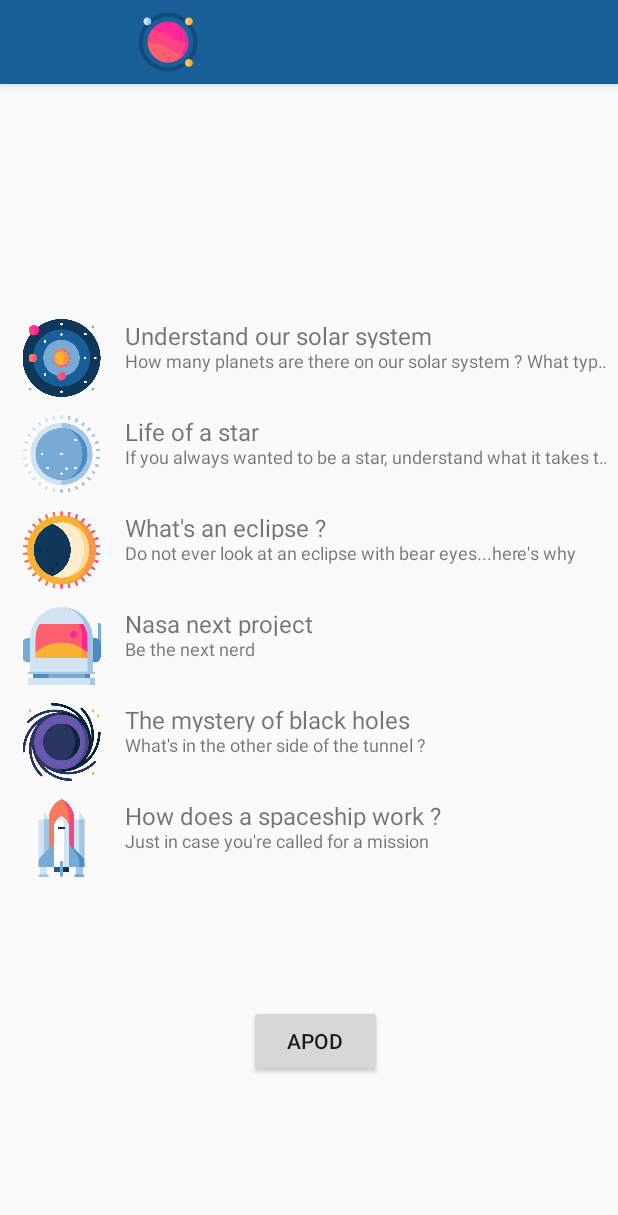
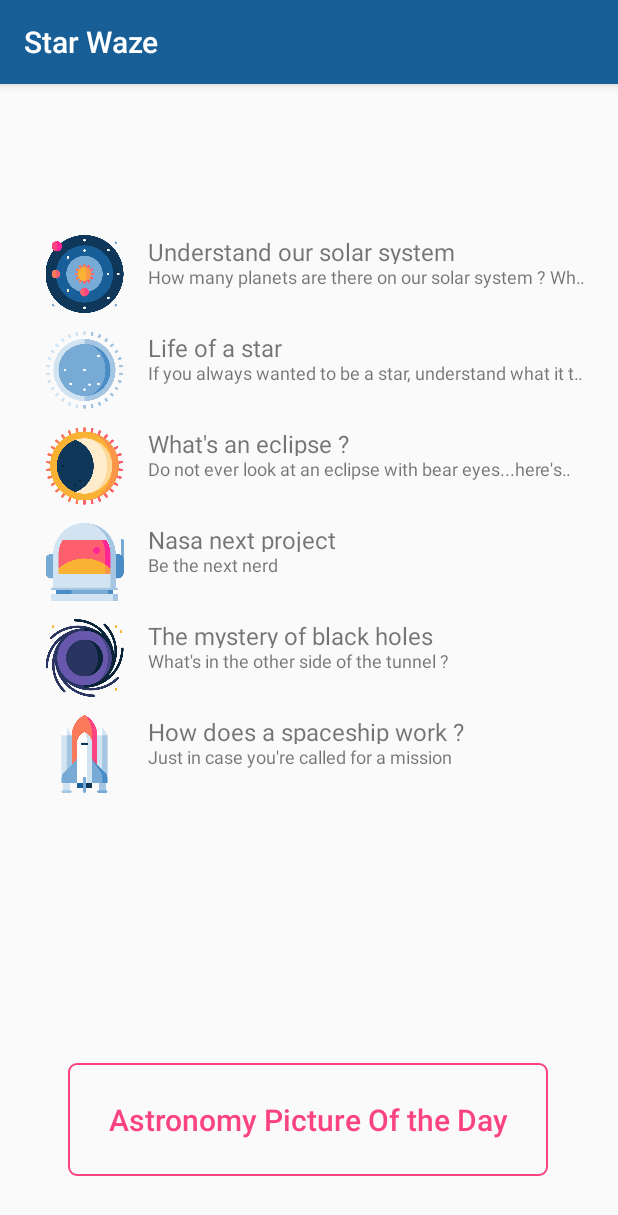
Before and after one commit to ouahiza/StarWaze, an Android app: the screen it shows after launch (MainActivity), on a phone screen of 412 x 824 dp. Shown: the top 1215 px of the screen. Run offline under Robolectric (Android 15) with nearby library versions, the light colour scheme and no system bars.

```diff
--- a/app/src/main/AndroidManifest.xml
+++ b/app/src/main/AndroidManifest.xml
@@ -5,6 +5,7 @@
     <uses-permission android:name="android.permission.INTERNET"/>
 
     <application
+        android:usesCleartextTraffic="true"
         android:allowBackup="true"
         android:icon="@mipmap/ic_launcher"
         android:label="@string/app_name"
@@ -24,7 +25,7 @@
         <activity
             android:name=".util.MainActivity"
             android:label="@string/app_name"
-            android:theme="@style/AppTheme.NoActionBar">
+            android:theme="@style/AppTheme">
             <intent-filter>
                 <action android:name="android.intent.action.MAIN" />
                 <category android:name="android.intent.category.LAUNCHER" />
--- /dev/null
+++ b/app/src/main/res/drawable/custom_button.xml
@@ -0,0 +1,6 @@
+<?xml version="1.0" encoding="utf-8"?>
+<shape xmlns:android="http://schemas.android.com/apk/res/android" android:shape="rectangle">
+
+    <stroke android:color="@color/colorPink" android:width="1dp"/>
+    <corners android:radius="5dp"/>
+</shape>
--- a/app/src/main/res/layout/activity_main.xml
+++ b/app/src/main/res/layout/activity_main.xml
@@ -1,5 +1,5 @@
 <?xml version="1.0" encoding="utf-8"?>
-<RelativeLayout xmlns:android="http://schemas.android.com/apk/res/android"
+<androidx.constraintlayout.widget.ConstraintLayout xmlns:android="http://schemas.android.com/apk/res/android"
     xmlns:app="http://schemas.android.com/apk/res-auto"
     xmlns:tools="http://schemas.android.com/tools"
     android:layout_width="match_parent"
@@ -7,17 +7,11 @@
     tools:context=".util.MainActivity">
 
     <com.google.android.material.appbar.AppBarLayout
+        android:id="@+id/appBarLayout"
         android:layout_width="match_parent"
         android:layout_height="wrap_content"
-        android:theme="@style/AppTheme.PopupOverlay">
-
-        <androidx.appcompat.widget.Toolbar
-            android:id="@+id/toolbar"
-            android:layout_width="match_parent"
-            android:layout_height="?attr/actionBarSize"
-            android:background="?attr/colorPrimary"
-            app:logo="@drawable/icon"
-            app:popupTheme="@style/AppTheme.PopupOverlay" />
+        android:theme="@style/AppTheme.PopupOverlay"
+        app:layout_constraintTop_toTopOf="parent">
 
     </com.google.android.material.appbar.AppBarLayout>
 
@@ -29,35 +23,50 @@
         android:layout_margin="@dimen/fab_margin"
         app:srcCompat="@drawable/flag_planet_icon" />-->
 
-    <include layout="@layout/content_main" />
 
     <androidx.recyclerview.widget.RecyclerView
         android:id="@+id/my_recycler_view"
         android:layout_width="match_parent"
-        android:layout_height="617dp"
-        android:layout_below="@+id/toolbar"
-        android:layout_alignParentBottom="true"
+        android:layout_marginStart="15dp"
+        android:layout_marginEnd="15dp"
+        android:layout_height="463dp"
+        android:layout_above="@+id/buttonApod"
+        android:layout_below="@+id/appBarLayout"
         android:layout_gravity="center"
-        android:layout_marginTop="58dp"
-        android:layout_marginBottom="0dp"
-        android:scrollbars="vertical" />
+        android:scrollbars="vertical"
+        app:layout_constraintBottom_toTopOf="@+id/buttonApod"
+        app:layout_constraintEnd_toEndOf="parent"
+        app:layout_constraintStart_toStartOf="parent"
+        app:layout_constraintTop_toBottomOf="@+id/appBarLayout"
+        android:textColor="@color/colorPink"
+        android:textSize="15sp"/>
 
     <Button
         android:id="@+id/buttonApod"
-        android:layout_width="wrap_content"
-        android:layout_height="wrap_content"
-        android:layout_below="@+id/toolbar"
+        android:layout_width="320dp"
+        android:layout_height="75dp"
         android:layout_alignParentStart="true"
-        android:layout_alignParentLeft="true"
         android:layout_alignParentEnd="true"
-        android:layout_alignParentRight="true"
         android:layout_alignParentBottom="true"
-        android:layout_marginStart="166dp"
-        android:layout_marginLeft="166dp"
-        android:layout_marginTop="379dp"
-        android:layout_marginEnd="157dp"
-        android:layout_marginRight="157dp"
-        android:layout_marginBottom="106dp"
-        android:text="APOD" />
+        android:layout_marginBottom="40dp"
+        android:text="@string/astronomy_picture_of_the_day"
+        app:layout_constraintBottom_toBottomOf="parent"
+        app:layout_constraintEnd_toEndOf="parent"
+        app:layout_constraintHorizontal_bias="0.496"
+        app:layout_constraintStart_toStartOf="parent"
+        android:textColor="@color/colorPink"
+        android:background="@drawable/custom_button"
+        android:textAllCaps="false"
+        android:textSize="20sp"/>
 
-</RelativeLayout>
+    <!--<androidx.appcompat.widget.Toolbar
+        android:id="@+id/toolbar"
+        android:layout_width="match_parent"
+        android:layout_height="?attr/actionBarSize"
+        android:background="?attr/colorPrimary"
+        app:layout_constraintTop_toBottomOf="@+id/appBarLayout"
+        app:logo="@drawable/icon"
+        app:popupTheme="@style/AppTheme.PopupOverlay"
+        tools:layout_editor_absoluteX="0dp" />-->
+
+</androidx.constraintlayout.widget.ConstraintLayout>
--- a/app/src/main/res/values/colors.xml
+++ b/app/src/main/res/values/colors.xml
@@ -4,4 +4,5 @@
     <color name="colorPrimary">#185E97</color>
     <color name="colorPrimaryDark">#134A79</color>
     <color name="colorAccent">#134A79</color>
+    <color name="colorPink">#FC4381</color>
 </resources>
--- a/app/src/main/res/values/strings.xml
+++ b/app/src/main/res/values/strings.xml
@@ -19,4 +19,5 @@
     <string name="article_title">Article title</string>
     <string name="article_illustration">Article illustration</string>
     <string name="apod_illustration">Apod illustration</string>
+    <string name="astronomy_picture_of_the_day">Astronomy Picture Of the Day</string>
 </resources>
```
Also changed, not shown: app/build.gradle (+6 -1 lines), app/src/main/java/com/example/starwaze/util/ApodActivity.java (+79 -2 lines), app/src/main/res/layout/activity_apod.xml (+41 -5 lines).
